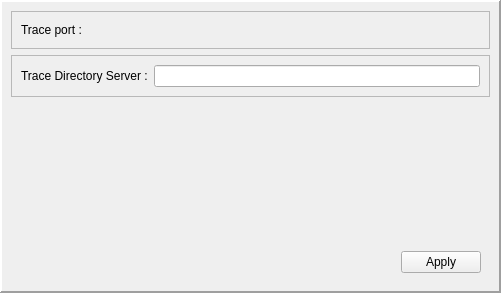
Qt form QtTraceClient/UI/settingsPanel.ui (cobreti/NyxTraceViewer) before a commit.
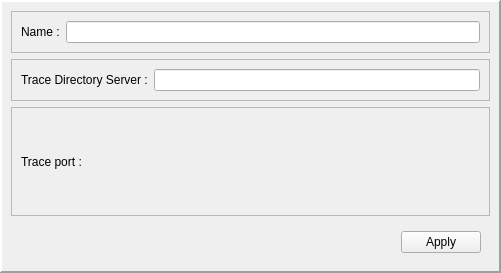
The same form after that commit.

Commit message: added settings panel and server portal

Patch:
```diff
--- a/QtTraceClient/UI/settingsPanel.ui
+++ b/QtTraceClient/UI/settingsPanel.ui
@@ -7,9 +7,15 @@
     <x>0</x>
     <y>0</y>
     <width>501</width>
-    <height>293</height>
+    <height>273</height>
    </rect>
   </property>
+  <property name="sizePolicy">
+   <sizepolicy hsizetype="Preferred" vsizetype="MinimumExpanding">
+    <horstretch>0</horstretch>
+    <verstretch>0</verstretch>
+   </sizepolicy>
+  </property>
   <property name="windowTitle">
    <string>Form</string>
   </property>
@@ -50,10 +56,54 @@
       <number>2</number>
      </property>
      <layout class="QVBoxLayout" name="verticalLayout">
+      <item>
+       <widget class="QFrame" name="frame_6">
+        <property name="frameShape">
+         <enum>QFrame::StyledPanel</enum>
+        </property>
+        <property name="frameShadow">
+         <enum>QFrame::Raised</enum>
+        </property>
+        <layout class="QHBoxLayout" name="horizontalLayout_4">
+         <item>
+          <widget class="QLabel" name="label_3">
+           <property name="text">
+            <string>Name :</string>
+           </property>
+          </widget>
+         </item>
+         <item>
+          <widget class="QLineEdit" name="name"/>
+         </item>
+        </layout>
+       </widget>
+      </item>
+      <item>
+       <widget class="QFrame" name="frame_4">
+        <property name="frameShape">
+         <enum>QFrame::StyledPanel</enum>
+        </property>
+        <property name="frameShadow">
+         <enum>QFrame::Raised</enum>
+        </property>
+        <layout class="QHBoxLayout" name="horizontalLayout_2">
+         <item>
+          <widget class="QLabel" name="label_2">
+           <property name="text">
+            <string>Trace Directory Server :</string>
+           </property>
+          </widget>
+         </item>
+         <item>
+          <widget class="QLineEdit" name="TraceDirectoryServer"/>
+         </item>
+        </layout>
+       </widget>
+      </item>
       <item>
        <widget class="QFrame" name="frame_2">
         <property name="sizePolicy">
-         <sizepolicy hsizetype="Preferred" vsizetype="Minimum">
+         <sizepolicy hsizetype="Preferred" vsizetype="MinimumExpanding">
           <horstretch>0</horstretch>
           <verstretch>0</verstretch>
          </sizepolicy>
@@ -65,10 +115,16 @@
          <enum>QFrame::Raised</enum>
         </property>
         <layout class="QHBoxLayout" name="horizontalLayout">
+         <property name="topMargin">
+          <number>5</number>
+         </property>
+         <property name="bottomMargin">
+          <number>5</number>
+         </property>
          <item>
           <widget class="QLabel" name="label">
            <property name="sizePolicy">
-            <sizepolicy hsizetype="Minimum" vsizetype="Preferred">
+            <sizepolicy hsizetype="Minimum" vsizetype="MinimumExpanding">
              <horstretch>0</horstretch>
              <verstretch>0</verstretch>
             </sizepolicy>
@@ -81,7 +137,7 @@
          <item>
           <widget class="QFrame" name="frame_3">
            <property name="sizePolicy">
-            <sizepolicy hsizetype="MinimumExpanding" vsizetype="Preferred">
+            <sizepolicy hsizetype="MinimumExpanding" vsizetype="MinimumExpanding">
              <horstretch>0</horstretch>
              <verstretch>0</verstretch>
             </sizepolicy>
@@ -93,6 +149,12 @@
             <enum>QFrame::Raised</enum>
            </property>
            <layout class="QGridLayout" name="gridLayout_3">
+            <property name="topMargin">
+             <number>0</number>
+            </property>
+            <property name="bottomMargin">
+             <number>0</number>
+            </property>
             <item row="0" column="0">
              <layout class="QGridLayout" name="TxtTracePortLayout"/>
             </item>
@@ -102,41 +164,6 @@
         </layout>
        </widget>
       </item>
-      <item>
-       <widget class="QFrame" name="frame_4">
-        <property name="frameShape">
-         <enum>QFrame::StyledPanel</enum>
-        </property>
-        <property name="frameShadow">
-         <enum>QFrame::Raised</enum>
-        </property>
-        <layout class="QHBoxLayout" name="horizontalLayout_2">
-         <item>
-          <widget class="QLabel" name="label_2">
-           <property name="text">
-            <string>Trace Directory Server :</string>
-           </property>
-          </widget>
-         </item>
-         <item>
-          <widget class="QLineEdit" name="TraceDirectoryServer"/>
-         </item>
-        </layout>
-       </widget>
-      </item>
-      <item>
-       <spacer name="verticalSpacer">
-        <property name="orientation">
-         <enum>Qt::Vertical</enum>
-        </property>
-        <property name="sizeHint" stdset="0">
-         <size>
-          <width>20</width>
-          <height>40</height>
-         </size>
-        </property>
-       </spacer>
-      </item>
       <item>
        <widget class="QFrame" name="frame_5">
         <property name="frameShape">
```
Left out of the diff: 2 changed lines with no effect on the pictures. The commit also changes 10 other files.
